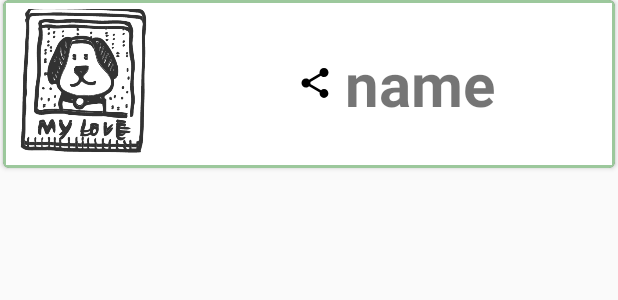
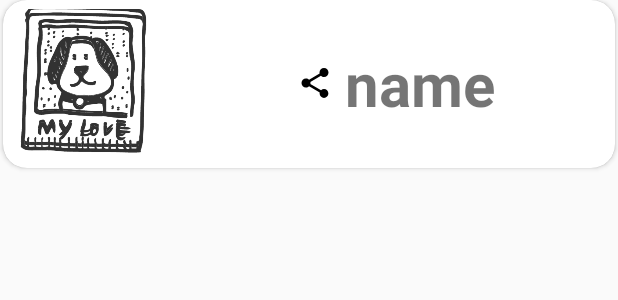
Before and after one commit to apriluzik/ProjectMyPets, an Android app: the layout content_recycler_item.xml on its own in the app's theme, with its tools: preview values and no code run, on a phone screen of 412 x 824 dp. Shown: the top 300 px of the screen. Run offline under Robolectric (Android 15) with nearby library versions, the phone set to English and light mode, and no system bars; Roboto replaces fonts that are not available here.

```diff
--- a/app/src/main/java/com/apriluziknaver/projectmypets/CommunityActivity.java
+++ b/app/src/main/java/com/apriluziknaver/projectmypets/CommunityActivity.java
@@ -75,8 +75,11 @@ public class CommunityActivity extends AppCompatActivity {
                 readContentsItems.clear();
                 task = new LoadBoardTask();
                 task.execute();
+
             }
         });
+
+
 
         fab = (FloatingActionButton) findViewById(R.id.cm_fab);
         fab_signup = (FloatingActionButton) findViewById(R.id.sign_fab);
--- a/app/src/main/java/com/apriluziknaver/projectmypets/ReadContentsAdpater.java
+++ b/app/src/main/java/com/apriluziknaver/projectmypets/ReadContentsAdpater.java
@@ -74,6 +74,7 @@ public class ReadContentsAdpater extends RecyclerView.Adapter {
         Glide.with(context).load(items.get(position).conImg).into(mholder.contentImg);
         mholder.contents.setText(items.get(position).conTxt);
 
+        //reply 어댑터 리사이클러
        ReplyAdapter adapter = new ReplyAdapter(context,items.get(position).id);
         mholder.replyView.setLayoutManager(new LinearLayoutManager(context,LinearLayoutManager.VERTICAL,false));
         mholder.replyView.setAdapter(adapter);
--- a/app/src/main/java/com/apriluziknaver/projectmypets/ReplyAdapter.java
+++ b/app/src/main/java/com/apriluziknaver/projectmypets/ReplyAdapter.java
@@ -37,6 +37,14 @@ public class ReplyAdapter extends RecyclerView.Adapter {
     Context context;
     ArrayList<ReplyItems> items=new ArrayList<>();
     int parent;
+
+
+
+//    public void test(){
+//        new LoadReplyTask().execute();
+//
+//
+//    }
 
     public ReplyAdapter(Context context, int parent) {
         this.context = context;
@@ -95,8 +103,6 @@ public class ReplyAdapter extends RecyclerView.Adapter {
 
     class LoadReplyTask extends AsyncTask<Void,Void,Void>{
 
-        String replywrite ="http://kghy234.dothome.co.kr/MyPets/writeReply.php";
-        String imgUrl="http://kghy234.dothome.co.kr/MyPets/uploadimg/";
         String replyload ="http://kghy234.dothome.co.kr/MyPets/loadReply.php";
 
 
--- a/app/src/main/java/com/apriluziknaver/projectmypets/SignUpActivity.java
+++ b/app/src/main/java/com/apriluziknaver/projectmypets/SignUpActivity.java
@@ -325,7 +325,7 @@ public class SignUpActivity extends AppCompatActivity {
                     String imgPath = intent.getStringExtra("ImgPath");
 
 
-                    if (imgPath == null) return;
+
 
                     //Volley를 통해 네트웍작업을 수행하는 큐가 필요.
                     RequestQueue requestQue = Volley.newRequestQueue(SignUpActivity.this);
@@ -340,6 +340,8 @@ public class SignUpActivity extends AppCompatActivity {
                             Toast.makeText(SignUpActivity.this, "Error", Toast.LENGTH_SHORT).show();
                         }
                     });
+
+                    if (imgPath == null) return;
 
                     smpr.addFile("upload", imgPath);
                     smpr.addStringParam("title",id+editPass.getText().toString());
--- a/app/src/main/java/com/apriluziknaver/projectmypets/WriteContentsActivity.java
+++ b/app/src/main/java/com/apriluziknaver/projectmypets/WriteContentsActivity.java
@@ -108,8 +108,9 @@ public class WriteContentsActivity extends AppCompatActivity {
         userName.setText(name);
         userDate.setText(date);
 
-        Glide.with(this).load("http://kghy234.dothome.co.kr/MyPets/uploadimg/"+imgPath).into(userImg);
-        Log.d("imgpath",imgPath);
+
+            Glide.with(this).load("http://kghy234.dothome.co.kr/MyPets/uploadimg/" + imgPath).into(userImg);
+            Log.d("imgpath", imgPath);
 
 
     }
--- a/app/src/main/res/layout/content_recycler_item.xml
+++ b/app/src/main/res/layout/content_recycler_item.xml
@@ -3,10 +3,8 @@
     android:id="@+id/pf_cardview"
     android:layout_marginLeft="2dp"
     android:layout_marginRight="2dp"
-    android:layout_marginBottom="4dp"
-    app:cardCornerRadius="4dp"
+    app:cardCornerRadius="16dp"
     android:elevation="16dp"
-    android:backgroundTint="@color/cardview_dark_background"
     xmlns:android="http://schemas.android.com/apk/res/android"
     android:orientation="vertical"
     android:layout_width="match_parent"
@@ -14,13 +12,6 @@
     xmlns:app="http://schemas.android.com/apk/res-auto"
 
 >
-
-   <RelativeLayout
-
-       android:gravity="center"
-       android:background="#dada"
-       android:layout_width="match_parent"
-       android:layout_height="wrap_content">
 
 
     <LinearLayout
@@ -75,6 +66,4 @@
     </LinearLayout>
 
 
-   </RelativeLayout>
-
 </android.support.v7.widget.CardView>
```
